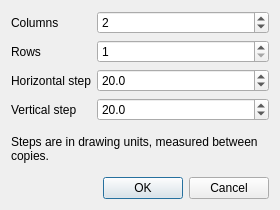
Before: the Qt Designer form gui/DialogArray.ui in manufino/eSchema, drawn with Qt 5.
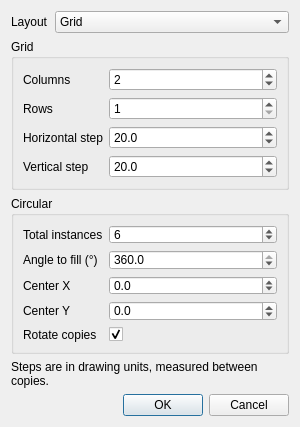
After: the same form once the commit is applied.

Commit message:
Add a circular mode to Array of copies
The array dialog now offers two layouts: the existing grid, and a
circular (polar) series - N total instances spread over a configurable
angle around a center (prefilled with the selection's bounding-box
center), following AutoCAD's convention: a full 360 divides by the
count, a partial arc by count-1 so its ends land on the arc's bounds.
Copies can either rotate to follow the circle (rectangles/ellipses are
rewritten as polygons/curves first, like Rotate by angle) or keep their
own orientation while their position travels along it.

Patch:
```diff
--- a/gui/DialogArray.ui
+++ b/gui/DialogArray.ui
@@ -6,8 +6,8 @@
    <rect>
     <x>0</x>
     <y>0</y>
-    <width>280</width>
-    <height>210</height>
+    <width>300</width>
+    <height>360</height>
    </rect>
   </property>
   <property name="windowTitle">
@@ -15,7 +15,36 @@
   </property>
   <layout class="QVBoxLayout" name="verticalLayout">
    <item>
-    <layout class="QFormLayout" name="formLayout">
+    <layout class="QFormLayout" name="formLayoutMode">
+     <item row="0" column="0">
+      <widget class="QLabel" name="labelLayout">
+       <property name="text">
+        <string>Layout</string>
+       </property>
+      </widget>
+     </item>
+     <item row="0" column="1">
+      <widget class="QComboBox" name="comboLayout">
+       <item>
+        <property name="text">
+         <string>Grid</string>
+        </property>
+       </item>
+       <item>
+        <property name="text">
+         <string>Circular</string>
+        </property>
+       </item>
+      </widget>
+     </item>
+    </layout>
+   </item>
+   <item>
+    <widget class="QGroupBox" name="groupGrid">
+     <property name="title">
+      <string>Grid</string>
+     </property>
+     <layout class="QFormLayout" name="formLayoutGrid">
      <item row="0" column="0">
       <widget class="QLabel" name="labelColumns">
        <property name="text">
@@ -103,6 +132,113 @@
       </widget>
      </item>
     </layout>
+    </widget>
+   </item>
+   <item>
+    <widget class="QGroupBox" name="groupCircular">
+     <property name="title">
+      <string>Circular</string>
+     </property>
+     <layout class="QFormLayout" name="formLayoutCircular">
+      <item row="0" column="0">
+       <widget class="QLabel" name="labelCopies">
+        <property name="text">
+         <string>Total instances</string>
+        </property>
+       </widget>
+      </item>
+      <item row="0" column="1">
+       <widget class="QSpinBox" name="spinCopies">
+        <property name="minimum">
+         <number>2</number>
+        </property>
+        <property name="maximum">
+         <number>360</number>
+        </property>
+        <property name="value">
+         <number>6</number>
+        </property>
+       </widget>
+      </item>
+      <item row="1" column="0">
+       <widget class="QLabel" name="labelTotalAngle">
+        <property name="text">
+         <string>Angle to fill (°)</string>
+        </property>
+       </widget>
+      </item>
+      <item row="1" column="1">
+       <widget class="QDoubleSpinBox" name="spinTotalAngle">
+        <property name="decimals">
+         <number>1</number>
+        </property>
+        <property name="minimum">
+         <double>-360.000000000000000</double>
+        </property>
+        <property name="maximum">
+         <double>360.000000000000000</double>
+        </property>
+        <property name="value">
+         <double>360.000000000000000</double>
+        </property>
+       </widget>
+      </item>
+      <item row="2" column="0">
+       <widget class="QLabel" name="labelCenterX">
+        <property name="text">
+         <string>Center X</string>
+        </property>
+       </widget>
+      </item>
+      <item row="2" column="1">
+       <widget class="QDoubleSpinBox" name="spinCenterX">
+        <property name="decimals">
+         <number>1</number>
+        </property>
+        <property name="minimum">
+         <double>-5000.000000000000000</double>
+        </property>
+        <property name="maximum">
+         <double>10000.000000000000000</double>
+        </property>
+       </widget>
+      </item>
+      <item row="3" column="0">
+       <widget class="QLabel" name="labelCenterY">
+        <property name="text">
+         <string>Center Y</string>
+        </property>
+       </widget>
+      </item>
+      <item row="3" column="1">
+       <widget class="QDoubleSpinBox" name="spinCenterY">
+        <property name="decimals">
+         <number>1</number>
+        </property>
+        <property name="minimum">
+         <double>-5000.000000000000000</double>
+        </property>
+        <property name="maximum">
+         <double>10000.000000000000000</double>
+        </property>
+       </widget>
+      </item>
+      <item row="4" column="0">
+       <widget class="QLabel" name="labelRotateCopies">
+        <property name="text">
+         <string>Rotate copies</string>
+        </property>
+       </widget>
+      </item>
+      <item row="4" column="1">
+       <widget class="QCheckBox" name="checkRotateCopies">
+        <property name="checked">
+         <bool>true</bool>
+        </property>
+       </widget>
+      </item>
+     </layout>
+    </widget>
    </item>
    <item>
     <widget class="QLabel" name="labelHint">
```
Lines whose indentation alone changed are shown as unchanged. The commit also changes 3 other files.
